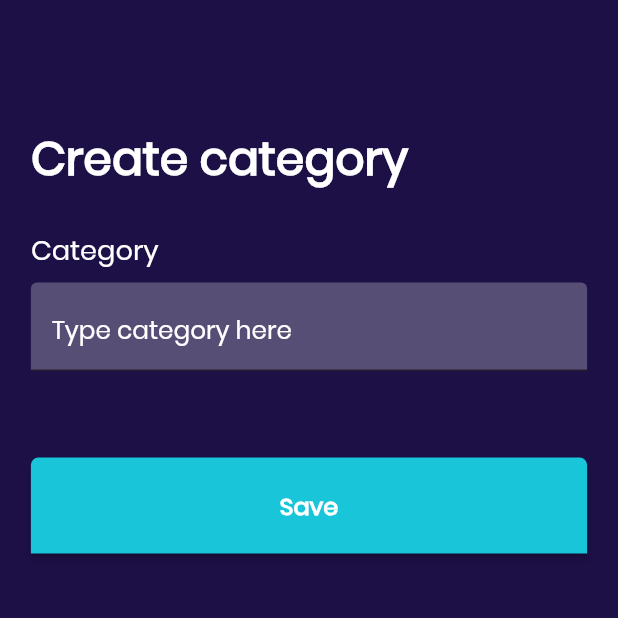
After one commit to hngi/mobileforce-QuickThink, a Flutter app: the CreateCategory screen opened directly, on a phone screen of 412 x 824 dp, the top half of it. The commit adds this screen. Run offline on Flutter 3.47's test engine with Material 2 defaults, Android fonts, the phone set to English and light mode, and no system bars; our stand-ins replace flushbar, flutter_hooks, flutter_icons, flutter_spinkit, flutter_svg, get and 6 more; accounts and stored records are empty.

Commit message:
implemented the category page

```diff
--- a/quick_think/lib/main.dart
+++ b/quick_think/lib/main.dart
@@ -2,6 +2,7 @@ import 'package:flutter/material.dart';
 import 'package:get/get.dart';
 import 'package:hooks_riverpod/hooks_riverpod.dart';
 import 'package:quickthink/screens/create_game.dart';
+import 'package:quickthink/screens/create_question.dart';
 import 'package:quickthink/screens/help.dart';
 import 'package:quickthink/screens/join_game.dart';
 import 'screens/login/view/login.dart';
@@ -57,6 +58,7 @@ class _MyAppState extends State<MyApp> {
         'showSplashPage': (context) => SplashPage(),
         Registration.id: (context) => Registration(),
         JoinGame.routeName: (context) => JoinGame(),
+        CreateQuestion.routeName: (context) => CreateQuestion()
       },
     );
   }
--- /dev/null
+++ b/quick_think/lib/screens/create_category.dart
@@ -0,0 +1,150 @@
+import 'package:flutter/material.dart';
+import 'package:quickthink/screens/create_question.dart';
+import 'package:quickthink/utils/responsiveness.dart';
+
+class CreateCategory extends StatefulWidget {
+  @override
+  _CreateCategoryState createState() => _CreateCategoryState();
+}
+
+class _CreateCategoryState extends State<CreateCategory> {
+  @override
+  Widget build(BuildContext context) {
+    return Scaffold(
+      backgroundColor: Theme.of(context).primaryColor,
+      body: SafeArea(
+        child: Container(
+          padding: EdgeInsets.only(
+            left: SizeConfig().xMargin(context, 5.0),
+            right: SizeConfig().xMargin(context, 5.0),
+          ),
+          child: SingleChildScrollView(
+            child: Column(
+              crossAxisAlignment: CrossAxisAlignment.stretch,
+              children: <Widget>[
+                SizedBox(
+                  height: SizeConfig().yMargin(context, 10),
+                ),
+                _prompt(),
+                _form(),
+                _loginBtn(),
+              ],
+            ),
+          ),
+        ),
+      ),
+    );
+  }
+
+  Widget _prompt() {
+    return Text(
+      'Create category',
+      style: TextStyle(
+        fontFamily: 'Poppins',
+        color: Colors.white,
+        fontWeight: FontWeight.w600,
+        fontSize: SizeConfig().textSize(context, 3.7),
+      ),
+    );
+  }
+
+  Widget _form() {
+    return Form(
+      child: Column(
+        children: <Widget>[
+          SizedBox(
+            height: SizeConfig().yMargin(context, 3.0),
+          ),
+          _promptCategory(),
+          SizedBox(
+            height: SizeConfig().yMargin(context, 1),
+          ),
+          _category(),
+          SizedBox(
+            height: SizeConfig().yMargin(context, 7),
+          ),
+        ],
+      ),
+    );
+  }
+
+  Widget _category() {
+    return TextFormField(
+      style: TextStyle(
+          fontFamily: 'Poppins',
+          fontWeight: FontWeight.w400,
+          fontSize: SizeConfig().textSize(context, 3),
+          color: Colors.white),
+      onChanged: (val) {},
+      validator: (val) {
+        // if (val.length == 0) {
+        //   return 'Username Should Not Be Empty';
+        // }
+        // if (val.length <= 2) {
+        //   return 'should be 3 or more characters';
+        // }
+        // if (!RegExp(r"^[a-z0-9A-Z_-]{3,16}$").hasMatch(val)) {
+        //   return "can only include _ or -";
+        // }
+        // return null;
+      },
+      // onSaved: (val) => username.text = val,
+      decoration: InputDecoration(
+        hintText: 'Type category here',
+        hintStyle: TextStyle(
+            fontFamily: 'Poppins',
+            fontWeight: FontWeight.w400,
+            fontSize: SizeConfig().textSize(context, 2),
+            color: Colors.white),
+        contentPadding: EdgeInsets.fromLTRB(14.0, 12.0, 0.0, 12.0),
+        fillColor: Color.fromRGBO(87, 78, 118, 1),
+        filled: true,
+        focusedBorder: OutlineInputBorder(
+            borderSide:
+                BorderSide(color: Color.fromRGBO(24, 197, 217, 1), width: 1.0),
+            borderRadius: BorderRadius.circular(5.0)),
+      ),
+    );
+  }
+
+  Widget _loginBtn() {
+    return RaisedButton(
+      padding: EdgeInsets.fromLTRB(70, 20, 70, 20),
+      onPressed: () {
+        //onPressed();
+        Navigator.pushNamed(context, CreateQuestion.routeName);
+      },
+      textColor: Colors.white,
+      shape: RoundedRectangleBorder(
+        borderRadius: BorderRadius.only(
+            topLeft: Radius.circular(5), topRight: Radius.circular(5)),
+      ),
+      color: Color.fromRGBO(24, 197, 217, 1),
+      highlightColor: Color.fromRGBO(24, 197, 217, 1),
+      child: Text('Save',
+          style: TextStyle(
+              fontFamily: 'Poppins',
+              fontWeight: FontWeight.w700,
+              fontSize: 16.0,
+              color: Colors.white)),
+    );
+  }
+
+  Widget _promptCategory() {
+    return Row(
+      mainAxisAlignment: MainAxisAlignment.start,
+      children: <Widget>[
+        Text(
+          'Category',
+          textAlign: TextAlign.start,
+          style: TextStyle(
+            fontFamily: 'Poppins',
+            color: Colors.white,
+            fontWeight: FontWeight.w500,
+            fontSize: SizeConfig().textSize(context, 2.2),
+          ),
+        ),
+      ],
+    );
+  }
+}
--- a/quick_think/lib/screens/create_question.dart
+++ b/quick_think/lib/screens/create_question.dart
@@ -4,6 +4,7 @@ import 'package:quickthink/model/question_sorting_model.dart';
 //import 'package:quickthink/utils/quizTimer.dart';
 
 class CreateQuestion extends StatefulWidget {
+  static const routeName = 'create_question.dart';
   @override
   _CreateQuestionState createState() => _CreateQuestionState();
 }
```
